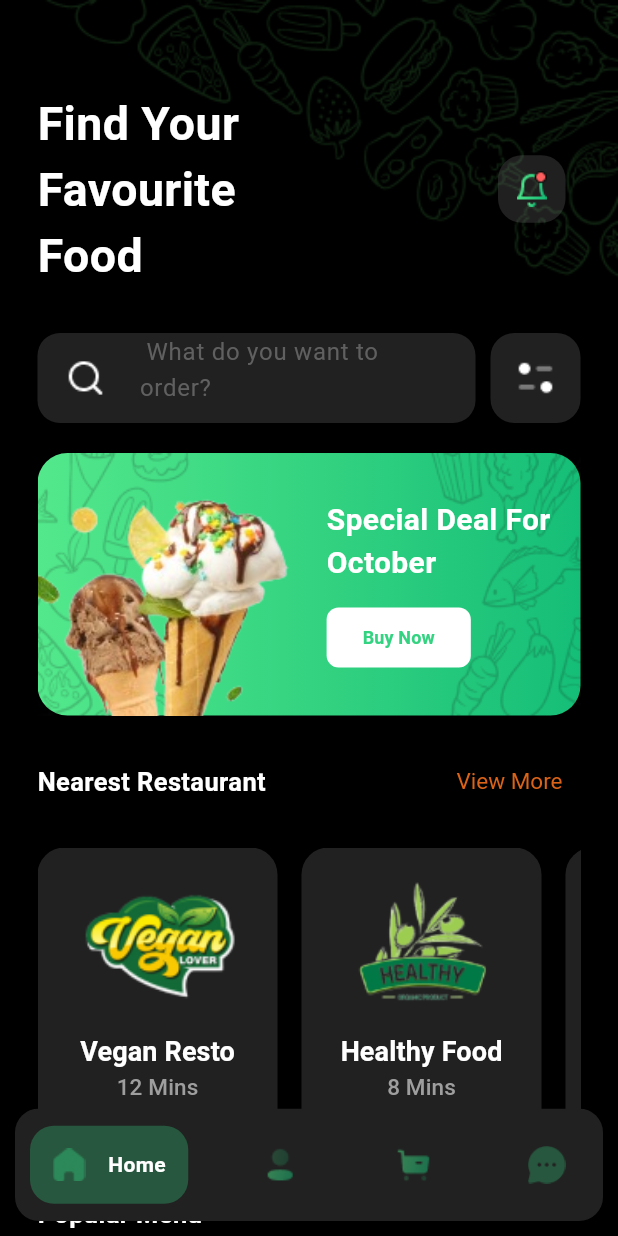
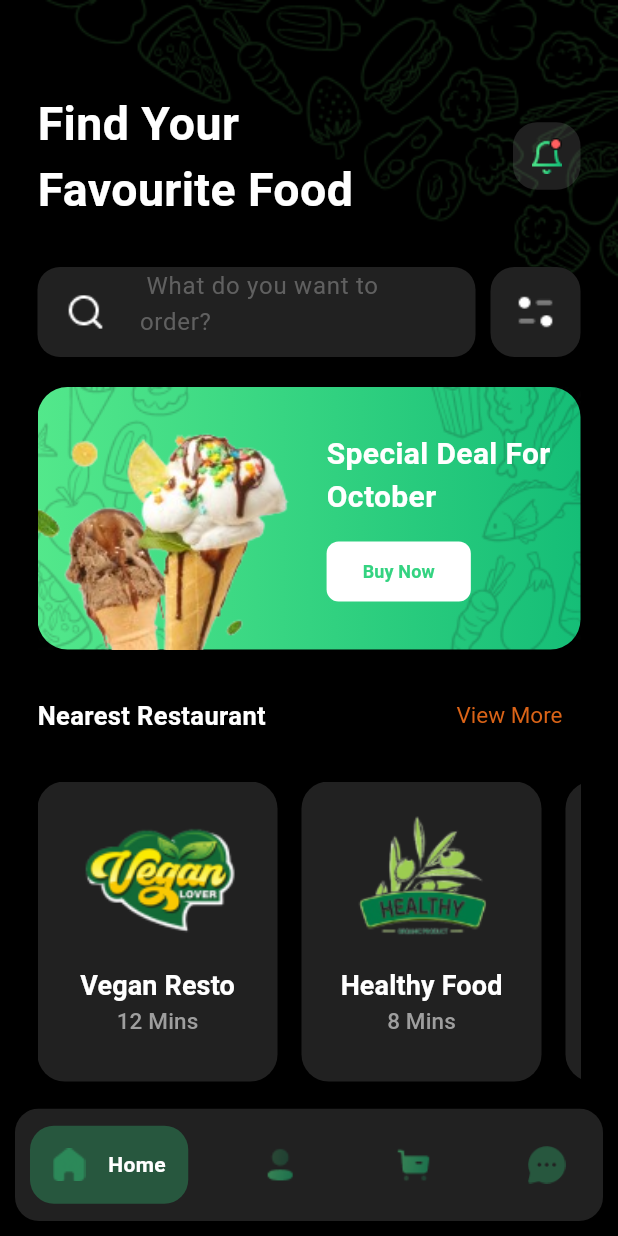
Before and after one commit to MohammedHishamFarouk/Food_Ninja, a Flutter app: the screen it shows after launch, on a phone screen of 412 x 824 dp. Run offline on Flutter 3.47's test engine with Material 3 defaults, Android fonts, the light colour scheme and no system bars; drawn by our look-alikes of google_nav_bar; our stand-ins replace bloc, dio, flutter_bloc, image_picker; network calls fail.

Commit message:
fixed home screen title being pushed to the left of the screen issue

```diff
--- a/lib/view/screens/homePageSections/home_screen.dart
+++ b/lib/view/screens/homePageSections/home_screen.dart
@@ -12,6 +12,7 @@ class HomeScreen extends StatelessWidget {
 
   @override
   Widget build(BuildContext context) {
+    double screenWidth = MediaQuery.sizeOf(context).width;
     return Scaffold(
       body: Stack(
         children: [
@@ -21,13 +22,13 @@ class HomeScreen extends StatelessWidget {
             child: Column(
               children: [
                 const SizedBox(height: 30),
-                const Padding(
-                  padding: EdgeInsets.symmetric(vertical: 30.0),
+                Padding(
+                  padding: const EdgeInsets.symmetric(vertical: 30.0),
                   child: Row(
                     children: [
-                      SizedBox(
-                        width: 210,
-                        child: Text(
+                      Flexible(
+                        flex: screenWidth <= 344 ? 9 : 5,
+                        child: const Text(
                           'Find Your Favourite Food',
                           style: TextStyle(
                             fontSize: 31,
@@ -35,11 +36,8 @@ class HomeScreen extends StatelessWidget {
                           ),
                         ),
                       ),
-                      Spacer(),
-                      Padding(
-                        padding: EdgeInsets.only(right: 10.0),
-                        child: NotificationButton(),
-                      ),
+                      const Spacer(),
+                      const NotificationButton(),
                     ],
                   ),
                 ),
```
